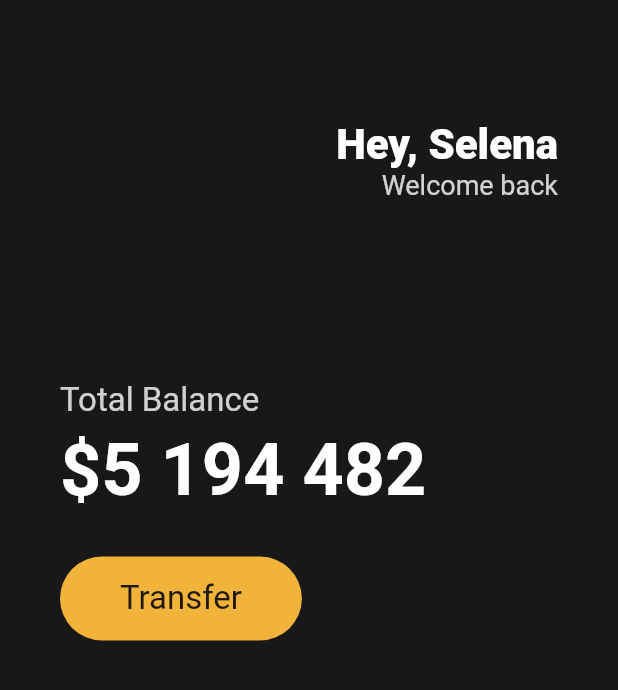
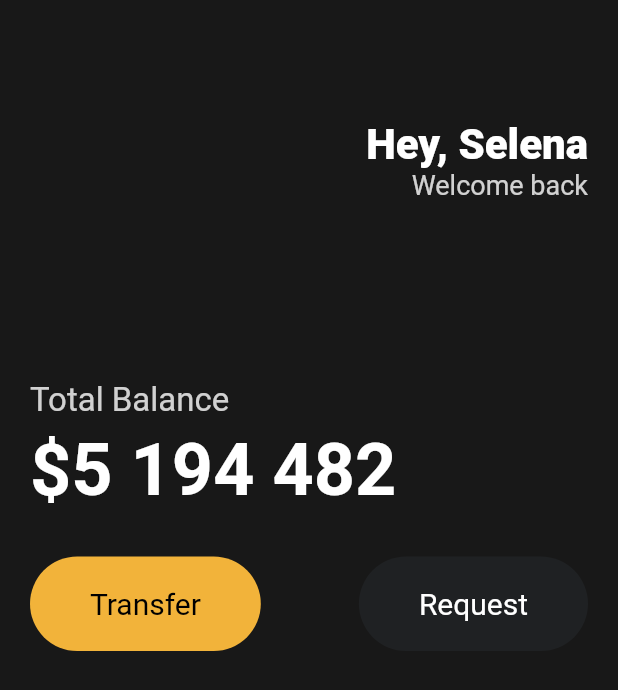
Before and after one commit to JinsooLee-Testing/toonflix, a Flutter app: the screen it shows after launch, on a phone screen of 412 x 824 dp. Shown: the top 690 px of the screen. Run offline on Flutter 3.47's test engine with Material 2 defaults, Android fonts, the phone set to English and light mode, and no system bars.

Commit message:
creat Button class #1

```diff
--- a/lib/main.dart
+++ b/lib/main.dart
@@ -1,4 +1,5 @@
 import 'package:flutter/material.dart';
+import 'package:toonflix/widgets/button.dart';
 
 class Player {
   String? name;
@@ -21,7 +22,7 @@ class App extends StatelessWidget {
         backgroundColor: const Color(0xFF181818),
         body: Padding(
           padding: const EdgeInsets.symmetric(
-            horizontal: 40,
+            horizontal: 20,
           ),
           child: Column(
             crossAxisAlignment: CrossAxisAlignment.start,
@@ -78,23 +79,18 @@ class App extends StatelessWidget {
               const SizedBox(
                 height: 30,
               ),
-              Row(
+              const Row(
+                mainAxisAlignment: MainAxisAlignment.spaceBetween,
                 children: [
-                  Container(
-                    decoration: BoxDecoration(
-                      color: const Color(0xFFF2B33A),
-                      borderRadius: BorderRadius.circular(45),
-                    ),
-                    child: const Padding(
-                      padding: EdgeInsets.symmetric(
-                        vertical: 15,
-                        horizontal: 40,
-                      ),
-                      child: Text('Transfer',
-                          style: TextStyle(
-                            fontSize: 22,
-                          )),
-                    ),
+                  Button(
+                    text: 'Transfer',
+                    bgColor: Color(0xFFF2B33A),
+                    textColor: Colors.black,
+                  ),
+                  Button(
+                    text: 'Request',
+                    bgColor: Color(0xFF1F2123),
+                    textColor: Colors.white,
                   ),
                 ],
               ),
--- /dev/null
+++ b/lib/widgets/button.dart
@@ -0,0 +1,36 @@
+import 'package:flutter/material.dart';
+
+class Button extends StatelessWidget {
+  final String text;
+  final Color bgColor;
+  final Color textColor;
+
+  const Button(
+      {super.key,
+      required this.text,
+      required this.bgColor,
+      required this.textColor});
+
+  @override
+  Widget build(BuildContext context) {
+    return Container(
+      decoration: BoxDecoration(
+        color: bgColor,
+        borderRadius: BorderRadius.circular(45),
+      ),
+      child: Padding(
+        padding: const EdgeInsets.symmetric(
+          vertical: 20,
+          horizontal: 40,
+        ),
+        child: Text(
+          text,
+          style: TextStyle(
+            fontSize: 20,
+            color: textColor,
+          ),
+        ),
+      ),
+    );
+  }
+}
```
